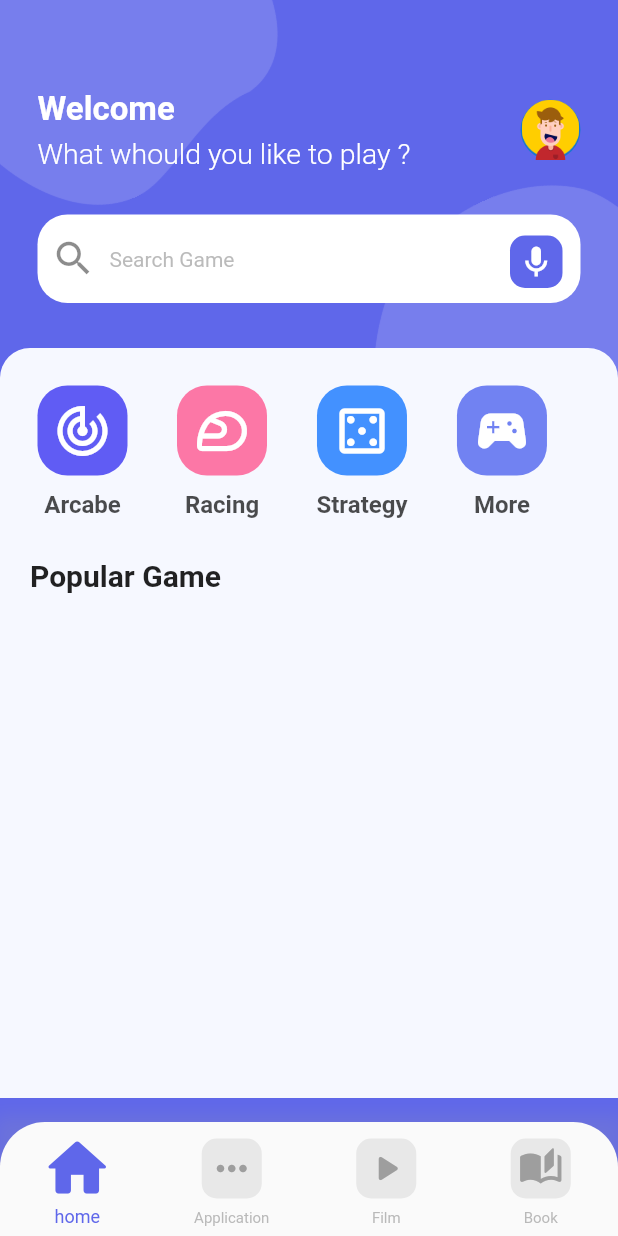
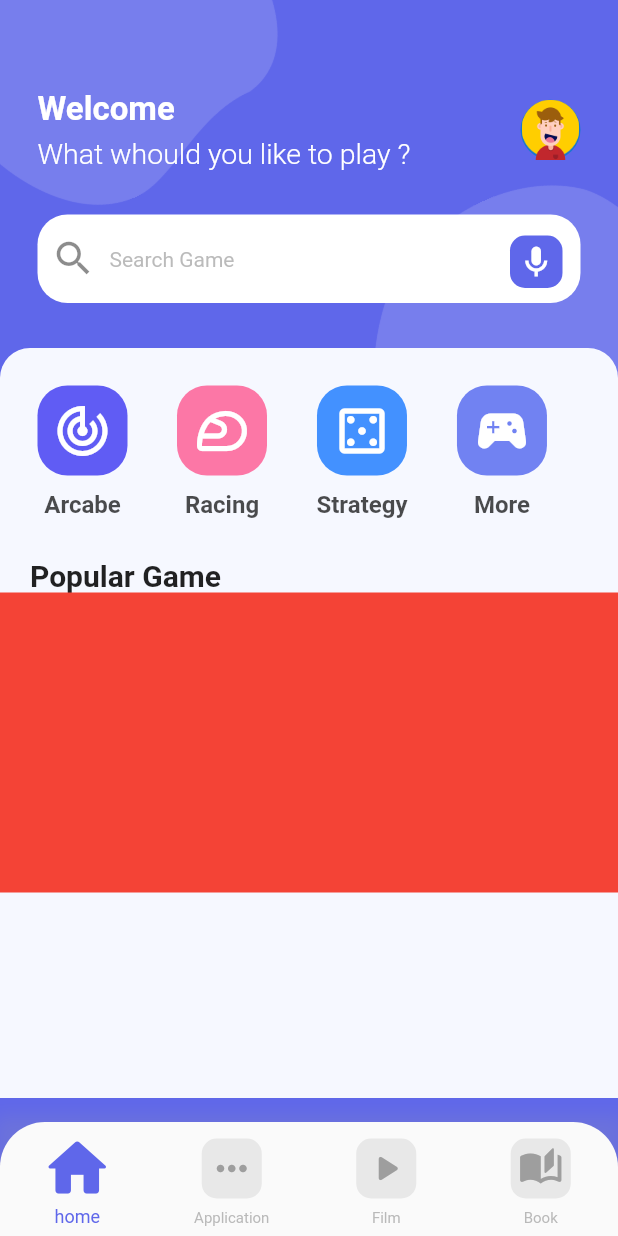
Before and after one commit to GhosTHaise/flutter-firstapp, a Flutter app: the screen it shows after launch, on a phone screen of 412 x 824 dp. Run offline on Flutter 3.47's test engine with Material 2 defaults, Android fonts, the phone set to English and light mode, and no system bars.

Commit message:
Data Model Template

```diff
--- /dev/null
+++ b/lib/models/game.dart
@@ -0,0 +1,58 @@
+class Game{
+  String bgImage;
+  String icon;
+  String name;
+  String type;
+  num score;
+  num download;
+  num review;
+  String description;
+  List<String> images;
+
+  Game(
+    this.bgImage,
+    this.icon,
+    this.name,
+    this.type,
+    this.score,
+    this.download,
+    this.review,
+    this.description,
+    this.images
+ );
+  static List<Game> games() {
+    return [
+      Game(
+        'assets/images/ori1.jpg',
+        'assets/images/ori_logo.png',
+        'Ori and The Blind Forest',
+        'Adventure',
+        4.8,
+        382,
+        324,
+        "Ori is stranger to peril, but when a fateful flight puts the owlet ku in har'ms way.Ori is stranger to peril, but when a fateful flight puts the owlet ku in har'ms way.Ori is stranger to peril, but when a fateful flight puts the owlet ku in har'ms way.",
+        [
+          'assets/images/ori2.jpg',
+          'assets/images/ori3.jpg',
+          'assets/images/ori4.jpg',
+        ],
+      ),
+      Game(
+        'assets/images/rl1.jpg',
+        'assets/images/rl_logo.png',
+        'Rayman Legends',
+        'Adventure',
+        4.7,
+        226,
+        148,
+        "Rayman is stranger to peril, but when a fateful flight puts the owlet ku in har'ms way.Ori is stranger to peril, but when a fateful flight puts the owlet ku in har'ms way.Ori is stranger to peril, but when a fateful flight puts the owlet ku in har'ms way.",
+        [
+          'assets/images/rl2.jpg',
+          'assets/images/rl3.jpg',
+          'assets/images/rl4.jpg',
+          'assets/images/rl5.jpg',
+        ],
+      ),
+    ];
+  }
+}
--- a/lib/pages/home/widgets/category.dart
+++ b/lib/pages/home/widgets/category.dart
@@ -1,4 +1,5 @@
 import "package:flutter/material.dart";
+import "package:initialiasation_1/pages/home/widgets/popular.dart";
 
 class CategorySection extends StatelessWidget {
   const CategorySection({super.key});
@@ -83,7 +84,8 @@ class CategorySection extends StatelessWidget {
                   fontSize: 20
               ),
             ),
-          )
+          ),
+          PopularGame()
         ],
       ),
     );
--- /dev/null
+++ b/lib/pages/home/widgets/popular.dart
@@ -0,0 +1,13 @@
+import "package:flutter/material.dart";
+
+class PopularGame extends StatelessWidget {
+  const PopularGame({Key? key}) : super(key: key);
+
+  @override
+  Widget build(BuildContext context) {
+    return Container(
+      height: 200,
+      color: Colors.red,
+    );
+  }
+}
```
